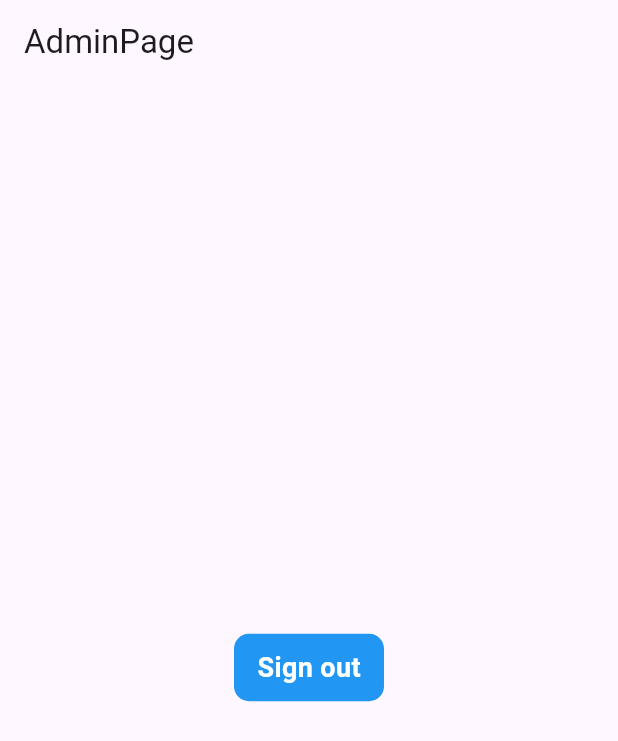
After one commit to siwarbo/mh, a Flutter app: the AdminPage screen opened directly, on a phone screen of 412 x 824 dp. The commit adds this screen. Shown: the top 741 px of the screen. Run offline on Flutter 3.47's test engine with Material 3 defaults, Android fonts, the phone set to English and light mode, and no system bars; our stand-ins replace bloc, carousel_slider, cloud_firestore, equatable, firebase_auth, firebase_core and 4 more; accounts and stored records are empty.

Commit message:
Complete Add ADMIN and USER page to AUTH

```diff
--- /dev/null
+++ b/lib/features/user_auth/presentation/pages/admin.dart
@@ -0,0 +1,56 @@
+import 'package:alh/global/common/toast.dart';
+import 'package:firebase_auth/firebase_auth.dart';
+import 'package:flutter/material.dart';
+
+class AdminPage extends StatefulWidget {
+  const AdminPage({super.key});
+
+  @override
+  State<AdminPage> createState() => _AdminPageState();
+}
+
+class _AdminPageState extends State<AdminPage> {
+  @override
+  Widget build(BuildContext context) {
+    return Scaffold(
+      appBar: AppBar(
+        automaticallyImplyLeading: false,
+        title: Text("AdminPage"),
+      ),
+      body: Center(
+        child: Column(
+          mainAxisAlignment: MainAxisAlignment.center,
+          children: [
+            SizedBox(
+              height: 10,
+            ),
+            GestureDetector(
+              onTap: () {
+                FirebaseAuth.instance.signOut();
+                Navigator.pushNamed(context, "/login");
+                showToast(message: "Successfully signed out ");
+              },
+              child: Container(
+                height: 45,
+                width: 100,
+                decoration: BoxDecoration(
+                    color: Colors.blue,
+                    borderRadius: BorderRadius.circular(10)),
+                child: Center(
+                  child: Text(
+                    "Sign out",
+                    style: TextStyle(
+                      color: Colors.white,
+                      fontWeight: FontWeight.bold,
+                      fontSize: 18,
+                    ),
+                  ),
+                ),
+              ),
+            )
+          ],
+        ),
+      ),
+    );
+  }
+}
--- a/lib/main.dart
+++ b/lib/main.dart
@@ -67,7 +67,8 @@ class MyApp extends StatelessWidget {
               ),
           '/login': (context) => LoginPage(),
           '/signUp': (context) => SignUpPage(),
-          '/home': (context) => HomeScreen(),
+          '/home': (context) => LoginPage(),
+          '/admin': (context) => LoginPage(),
         },
 
         //initialRoute: SplashScreen.routeName,
```
Also changed, not shown: lib/features/user_auth/firebase_auth_implementation/firebase_auth_services.dart (+15 -0 lines), lib/features/user_auth/presentation/pages/login_page.dart (+22 -3 lines).
